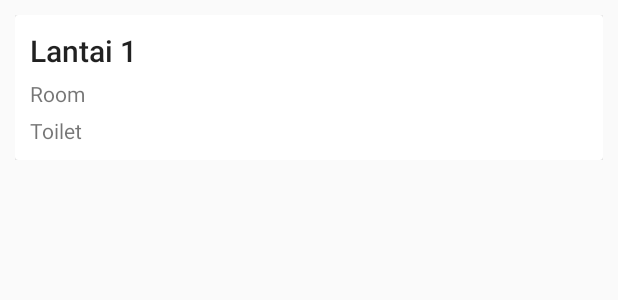
After one commit to MAqielHilmanM/Proclub, an Android app: the layout list_item.xml on its own in the app's theme, with its tools: preview values and no code run, on a phone screen of 412 x 824 dp. The commit adds this screen. Shown: the top 300 px of the screen. Run offline under Robolectric (Android 15) with nearby library versions, the phone set to English and light mode, and no system bars.

Commit message:
Get List of Floor after scan QR Code

```diff
--- a/app/src/main/AndroidManifest.xml
+++ b/app/src/main/AndroidManifest.xml
@@ -43,7 +43,8 @@
             android:name="com.google.android.geo.API_KEY"
             android:value="@string/google_maps_key" />
 
-        <activity android:name=".tools.QRCodeScannerActivity"></activity>
+        <activity android:name=".tools.QRCodeScannerActivity" />
+        <activity android:name=".main.BuildingActivity"></activity>
     </application>
 
 </manifest>
--- a/app/src/main/java/proclub/froyo/unimaps/maps/MapsFragment.java
+++ b/app/src/main/java/proclub/froyo/unimaps/maps/MapsFragment.java
@@ -91,7 +91,7 @@ public class MapsFragment extends Fragment implements OnMapReadyCallback {
 
     }
 
-    private void moveCamera(LatLng latLng,
+    public void moveCamera(LatLng latLng,
                             int zoom) {
         //move map camera
         mGoogleMap.moveCamera(CameraUpdateFactory.newLatLng(latLng));
--- /dev/null
+++ b/app/src/main/res/layout/list_item.xml
@@ -0,0 +1,45 @@
+<?xml version="1.0" encoding="utf-8"?>
+<LinearLayout xmlns:android="http://schemas.android.com/apk/res/android"
+    android:orientation="vertical" android:layout_width="match_parent"
+    android:layout_height="wrap_content"
+    android:paddingTop="10dp"
+    android:paddingLeft="10dp"
+    android:paddingRight="10dp">
+
+    <android.support.v7.widget.CardView
+        android:id="@+id/cvFloor"
+        android:layout_width="match_parent"
+        android:layout_height="wrap_content">
+
+        <LinearLayout
+            android:layout_width="wrap_content"
+            android:layout_height="wrap_content"
+            android:padding="10dp"
+            android:orientation="vertical">
+
+            <TextView
+                android:id="@+id/lblFloor"
+                android:layout_width="wrap_content"
+                android:layout_height="wrap_content"
+                android:text="Lantai 1"
+                android:textAppearance="@style/Base.TextAppearance.AppCompat.Title"/>
+
+            <TextView
+                android:id="@+id/lblRoom"
+                android:layout_width="wrap_content"
+                android:layout_height="wrap_content"
+                android:text="Room"
+                android:layout_marginTop="5dp"/>
+
+            <TextView
+                android:id="@+id/lblToliet"
+                android:layout_width="wrap_content"
+                android:layout_height="wrap_content"
+                android:text="Toilet"
+                android:layout_marginTop="5dp"/>
+
+        </LinearLayout>
+
+    </android.support.v7.widget.CardView>
+
+</LinearLayout>
```
Also changed, not shown: app/build.gradle (+12 -2 lines), app/src/main/java/proclub/froyo/unimaps/Model/FloorModel.java (added, +29 -0 lines), app/src/main/java/proclub/froyo/unimaps/adapter/FloorAdapter.java (added, +58 -0 lines), app/src/main/java/proclub/froyo/unimaps/main/BuildingActivity.java (added, +87 -0 lines), app/src/main/java/proclub/froyo/unimaps/main/MainActivity.java (+7 -3 lines), app/src/main/java/proclub/froyo/unimaps/tools/BaseFirebase.java (+12 -4 lines), app/src/main/res/layout/activity_building.xml (added, +33 -0 lines), 1 other file.
